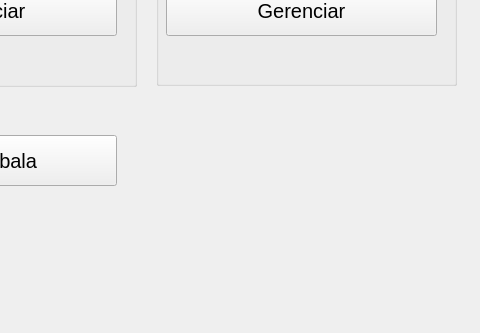
Old version of the form tela_principal.ui in the repository lucasHashi/PyQt5-gerenciador-de-vendas-de-comidas; both pictures show x 494 to 974 and y 355 to 688 of the 974 by 688 pixel window.
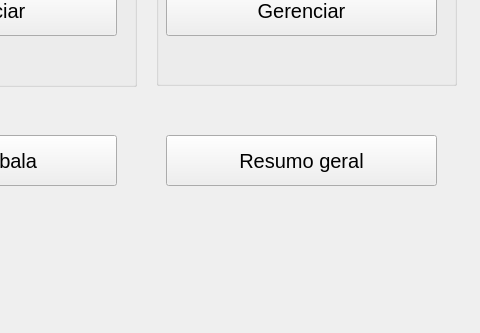
New version of the form.

Commit message: Tela resumo pronta

```diff
--- a/tela_principal.ui
+++ b/tela_principal.ui
@@ -500,6 +500,30 @@
      <string>Loja Embala</string>
     </property>
    </widget>
+   <widget class="QPushButton" name="btn_resumo_geral">
+    <property name="geometry">
+     <rect>
+      <x>660</x>
+      <y>490</y>
+      <width>271</width>
+      <height>51</height>
+     </rect>
+    </property>
+    <property name="sizePolicy">
+     <sizepolicy hsizetype="Expanding" vsizetype="Expanding">
+      <horstretch>0</horstretch>
+      <verstretch>0</verstretch>
+     </sizepolicy>
+    </property>
+    <property name="font">
+     <font>
+      <pointsize>15</pointsize>
+     </font>
+    </property>
+    <property name="text">
+     <string>Resumo geral</string>
+    </property>
+   </widget>
   </widget>
   <action name="action_ingredientes_adicionar">
    <property name="text">
```
The commit also changes 19 other files.
